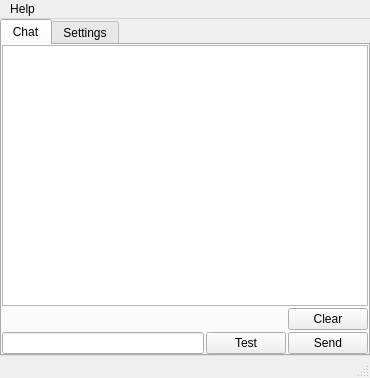
Qt form src/mainwindow.ui (cyberlord8/ChesterTheChat) before a commit.
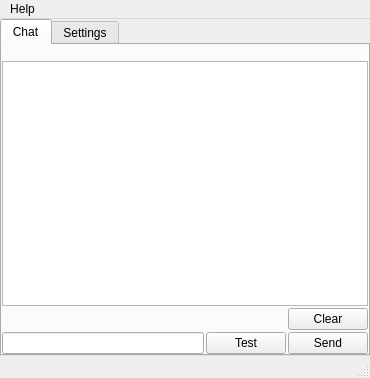
The same form after that commit.

Commit message: Added a Status Label instead of cluttering up the chat window

```diff
--- a/src/mainwindow.ui
+++ b/src/mainwindow.ui
@@ -57,6 +57,13 @@
         </property>
         <item>
          <layout class="QVBoxLayout" name="verticalLayout_2">
+          <item>
+           <widget class="QLabel" name="labelStatus">
+            <property name="text">
+             <string/>
+            </property>
+           </widget>
+          </item>
           <item>
            <widget class="QTextEdit" name="textEditChat"/>
           </item>
```
The commit also changes 3 other files.
